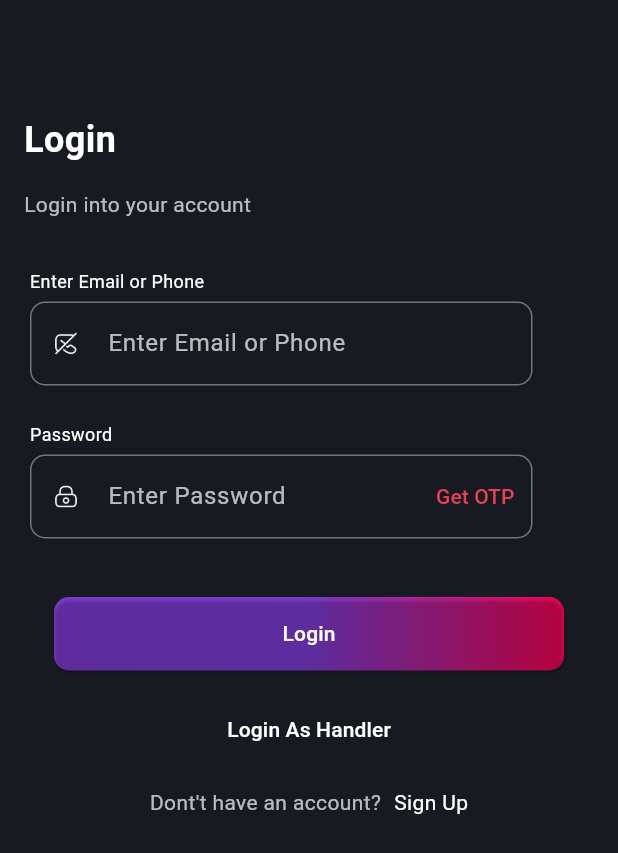
After one commit to fwdAndroid/partymania_owners, a Flutter app: the WebLoginScreen screen opened directly, on a phone screen of 412 x 824 dp. The commit adds this screen. Shown: the top 853 px of the screen. Run offline on Flutter 3.47's test engine with Material 2 defaults, Android fonts, the phone set to English and light mode, and no system bars; our stand-ins replace cloud_firestore, country_code_picker, firebase_auth, firebase_core, firebase_storage, flutter_rating_bar and 5 more; missing offline and left inert: country_picker_plus, scanning_effect; accounts and stored records are empty; Roboto replaces fonts that are missing (Mulish).

Commit message:
Web Section Started

```diff
--- /dev/null
+++ b/lib/webmodule/webauth/web_login_screen.dart
@@ -0,0 +1,225 @@
+import 'package:flutter/material.dart';
+import 'package:partymania_owners/handlermodule/handler_auth/handler_login.dart';
+import 'package:partymania_owners/screens/auth/getotp.dart';
+import 'package:partymania_owners/screens/auth/signup_account.dart';
+import 'package:partymania_owners/screens/status/checkstatus.dart';
+import 'package:partymania_owners/services/auth_methods.dart';
+import 'package:partymania_owners/utils/button.dart';
+import 'package:partymania_owners/utils/colors.dart';
+import 'package:partymania_owners/utils/controllers.dart';
+import 'package:partymania_owners/utils/textformfield.dart';
+import 'package:partymania_owners/utils/utils.dart';
+
+class WebLoginScreen extends StatefulWidget {
+  const WebLoginScreen({super.key});
+
+  @override
+  State<WebLoginScreen> createState() => _WebLoginScreenState();
+}
+
+class _WebLoginScreenState extends State<WebLoginScreen> {
+  bool _isLoading = false;
+  @override
+  void initState() {
+    // TODO: implement initState
+    super.initState();
+  }
+
+  @override
+  Widget build(BuildContext context) {
+    return Scaffold(
+      backgroundColor: backgroundColor,
+      body: Padding(
+        padding: const EdgeInsets.all(8.0),
+        child: Column(
+          crossAxisAlignment: CrossAxisAlignment.start,
+          children: [
+            const SizedBox(
+              height: 60,
+            ),
+            Padding(
+              padding: const EdgeInsets.all(8.0),
+              child: Text(
+                "Login",
+                style: TextStyle(
+                    fontSize: 24,
+                    color: textColor,
+                    fontWeight: FontWeight.w600),
+              ),
+            ),
+            Padding(
+              padding: const EdgeInsets.all(8.0),
+              child: Text(
+                "Login into your account",
+                style: TextStyle(
+                    fontSize: 14,
+                    color: textColor.withOpacity(.7),
+                    fontWeight: FontWeight.w400),
+              ),
+            ),
+            Container(
+              margin: EdgeInsets.only(left: 12, right: 12, top: 25),
+              child: Column(
+                crossAxisAlignment: CrossAxisAlignment.start,
+                children: [
+                  Text(
+                    "Enter Email or Phone",
+                    style: TextStyle(
+                        color: textColor,
+                        fontWeight: FontWeight.w400,
+                        fontSize: 12),
+                    textAlign: TextAlign.center,
+                  ),
+                  const SizedBox(
+                    height: 5,
+                  ),
+                  TextFormInputField(
+                      preIcon: Padding(
+                        padding: const EdgeInsets.all(16.0),
+                        child: Image.asset(
+                          "assets/sms.png",
+                          width: 15,
+                          height: 15,
+                        ),
+                      ),
+                      controller: loginEmailController,
+                      hintText: "Enter Email or Phone",
+                      textInputType: TextInputType.emailAddress),
+                ],
+              ),
+            ),
+            Container(
+              margin: EdgeInsets.only(left: 12, right: 12, top: 15),
+              child: Column(
+                crossAxisAlignment: CrossAxisAlignment.start,
+                children: [
+                  Text(
+                    "Password",
+                    style: TextStyle(
+                        color: textColor,
+                        fontWeight: FontWeight.w400,
+                        fontSize: 12),
+                    textAlign: TextAlign.center,
+                  ),
+                  const SizedBox(
+                    height: 5,
+                  ),
+                  TextFormInputField(
+                      suIcon: TextButton(
+                          onPressed: () {
+                            Navigator.push(
+                                context,
+                                MaterialPageRoute(
+                                    builder: (builder) => GetOtp()));
+                          },
+                          child: Text(
+                            "Get OTP",
+                            style: TextStyle(color: otpColor),
+                          )),
+                      preIcon: Padding(
+                        padding: const EdgeInsets.all(16.0),
+                        child: Image.asset(
+                          "assets/lock.png",
+                          width: 15,
+                          height: 15,
+                        ),
+                      ),
+                      controller: passwordController,
+                      hintText: "Enter Password",
+                      textInputType: TextInputType.emailAddress),
+                ],
+              ),
+            ),
+            const SizedBox(
+              height: 30,
+            ),
+            _isLoading
+                ? Center(
+                    child: CircularProgressIndicator(),
+                  )
+                : Center(
+                    child: SaveButton(
+                      title: 'Login',
+                      onTap: loginUser,
+                    ),
+                  ),
+            const SizedBox(
+              height: 15,
+            ),
+            Center(
+                child: TextButton(
+                    onPressed: () {
+                      Navigator.push(
+                          context,
+                          MaterialPageRoute(
+                              builder: (builder) => HandlerLogin()));
+                    },
+                    child: Text(
+                      "Login As Handler",
+                      style: TextStyle(color: textColor),
+                    ))),
+            const SizedBox(
+              height: 15,
+            ),
+            Container(
+              margin: EdgeInsets.only(bottom: 5),
+              child: Row(
+                mainAxisAlignment: MainAxisAlignment.center,
+                children: [
+                  Text(
+                    "Dont't have an account?",
+                    style: TextStyle(
+                        color: textColor.withOpacity(.7),
+                        fontSize: 14,
+                        fontWeight: FontWeight.w400),
+                  ),
+                  SizedBox(
+                    width: 5,
+                  ),
+                  InkWell(
+                    onTap: () {
+                      Navigator.push(
+                          context,
+                          MaterialPageRoute(
+                              builder: (builder) => SignUpAccounts()));
+                    },
+                    child: Text(
+                      " Sign Up",
+                      style: TextStyle(
+                          color: textColor,
+                          fontSize: 14,
+                          fontWeight: FontWeight.w400),
+                    ),
+                  ),
+                ],
+              ),
+            ),
+          ],
+        ),
+      ),
+    );
+  }
+
+  void loginUser() async {
+    setState(() {
+      _isLoading = true;
+    });
+    String rse = await AuthMethods().loginUpUser(
+      email: loginEmailController.text,
+      pass: passwordController.text,
+    );
+
+    print(rse);
+    setState(() {
+      _isLoading = false;
+    });
+    if (rse == 'sucess') {
+      Navigator.push(
+          context, MaterialPageRoute(builder: (builder) => CheckStatus()));
+      loginEmailController.clear();
+      passwordController.clear();
+    } else {
+      showSnakBar("Email OR Password is Wrong", context);
+    }
+  }
+}
```
Also changed, not shown: lib/responsive/responsive_layout.dart (added, +36 -0 lines), lib/screens/splash_screen.dart (+8 -1 lines).
